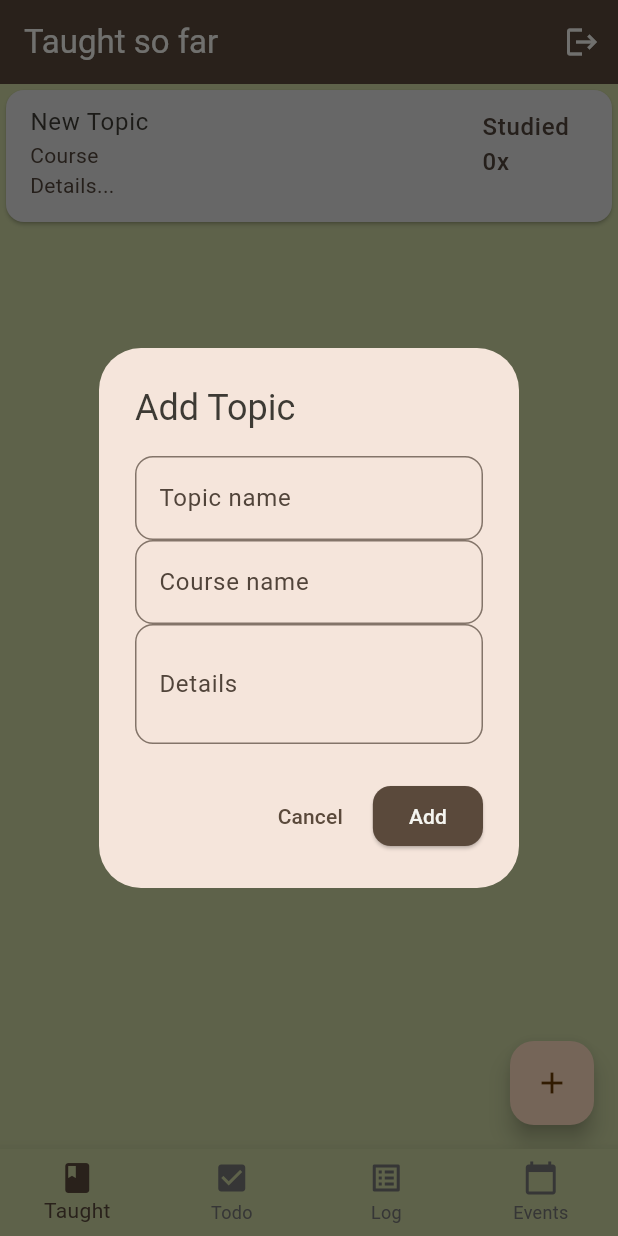
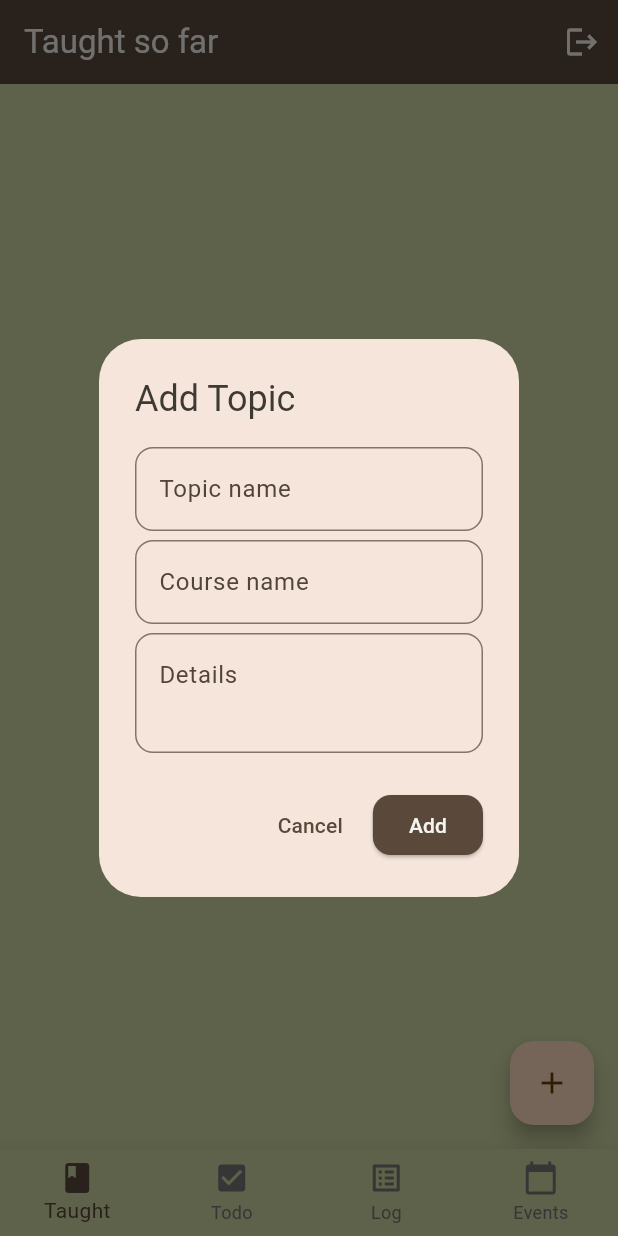
Before and after one commit to shahipeasant/Stride, a Flutter app: the screen it shows once a user with an empty profile is signed in, after a tap on the "add" icon, on a phone screen of 412 x 824 dp. Run offline on Flutter 3.47's test engine with Material 3 defaults, Android fonts, the phone set to English and light mode, and no system bars; our stand-ins replace firebase_auth, firebase_core, firebase_database, flutter_riverpod, go_router; accounts and stored records are empty.

Commit message:
update taught page

```diff
--- a/lib/features/taught/view/add_topic_dialog.dart
+++ b/lib/features/taught/view/add_topic_dialog.dart
@@ -37,16 +37,18 @@ class _AddTopicDialogState extends ConsumerState<AddTopicDialog> {
             children: [
               TextFormField(
                 controller: _topicController,
-                decoration: const InputDecoration(labelText: "Topic name"),
+                decoration: const InputDecoration(hintText: "Topic name"),
                 validator: (v) => v == null || v.isEmpty ? "Required" : null,
               ),
+              const SizedBox(height: 6),
               TextFormField(
                 controller: _courseController,
-                decoration: const InputDecoration(labelText: "Course name"),
+                decoration: const InputDecoration(hintText: "Course name"),
               ),
+              const SizedBox(height: 6),
               TextFormField(
                 controller: _detailController,
-                decoration: const InputDecoration(labelText: "Details"),
+                decoration: const InputDecoration(hintText: "Details"),
                 maxLines: 2,
               ),
             ],
--- a/lib/features/taught/view/taught_page.dart
+++ b/lib/features/taught/view/taught_page.dart
@@ -11,9 +11,8 @@ class TaughtPage extends ConsumerWidget {
 
   Color _getStudyColor(int studyCount) {
     if (studyCount == 0) return Colors.grey.shade300;
-    if (studyCount == 1) return Colors.lightGreen.shade200;
-    if (studyCount == 2) return Colors.green.shade400;
-    return Colors.green.shade800; // studied 3+ times
+    if (studyCount == 1) return Colors.green.shade600;
+    return Color(0xff606c38); // studied 2+ times
   }
 
   @override
@@ -34,17 +33,19 @@ class TaughtPage extends ConsumerWidget {
                 color: _getStudyColor(topic.studyCount),
                 child: ListTile(
                   title: Text(topic.topicName),
-                  subtitle: Text("${topic.courseName}\n${topic.detail}"),
+                  subtitle: Text(
+                    "${topic.courseName}\n${topic.detail}\nStudied ${topic.studyCount}x",
+                  ),
+                  trailing: IconButton(
+                    icon: const Icon(Icons.delete),
+                    onPressed: () {
+                      ref.read(topicNotifierProvider.notifier).deleteTopic(topic);
+                    },
+                  ),
                   isThreeLine: true,
-                  trailing: Column(
-                    mainAxisAlignment: MainAxisAlignment.center,
-                    children: [
-                      Text("Studied \n${topic.studyCount}x", style: const TextStyle(fontSize: 16)),
-                    ],
-                  ),
-                  onTap: () {
-                    ref.read(topicNotifierProvider.notifier).incrementStudy(topic);
-                  },
+                  onTap: (){
+                    ref.watch(topicNotifierProvider.notifier).incrementStudy(topic);
+                  }
                 ),
               );
             },
@@ -59,15 +60,6 @@ class TaughtPage extends ConsumerWidget {
             context: context,
             builder: (_) => const AddTopicDialog(),
           );
-          final newTopic = Topic(
-            id: '',
-            topicName: "New Topic",
-            courseName: "Course",
-            detail: "Details...",
-            taughtAt: DateTime.now(),
-            studyCount: 0,
-          );
-          await ref.read(topicNotifierProvider.notifier).addTopic(newTopic);
         },
         child: const Icon(Icons.add),
       ),
```
